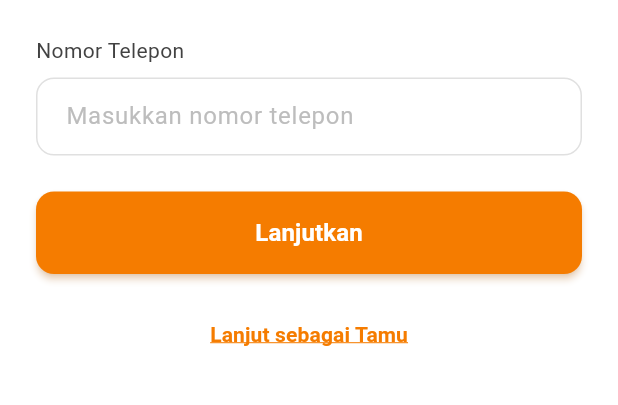
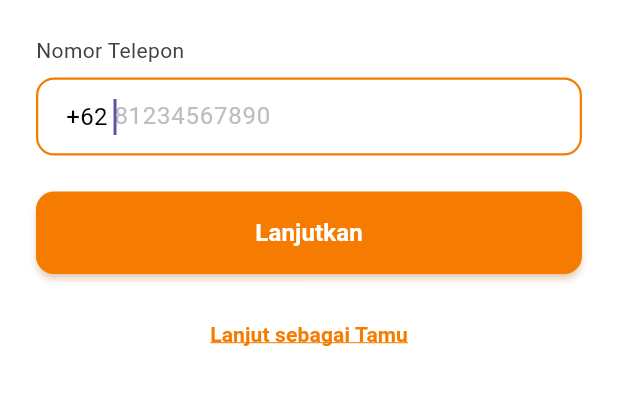
Before and after one commit to Project-Menara/nusantara_mobile, a Flutter app: the OnboardingScreen3 screen opened by its route, after a tap on "Skip", on a phone screen of 412 x 824 dp, the part 464-869 px from its top. Run offline on Flutter 3.47's test engine with Material 3 defaults, Android fonts, the light colour scheme and no system bars; our stand-ins replace bloc, connectivity_plus, dartz, equatable, flutter_bloc, flutter_svg and 3 more; accounts and stored records are empty.

Commit message:
number ponsel

```diff
--- a/lib/features/authentication/presentation/bloc/auth_event.dart
+++ b/lib/features/authentication/presentation/bloc/auth_event.dart
@@ -2,24 +2,47 @@ import 'package:equatable/equatable.dart';
 
 abstract class AuthEvent extends Equatable {
   const AuthEvent();
-
   @override
   List<Object> get props => [];
 }
 
-// Event saat pengguna menekan tombol login
-class LoginEvent extends AuthEvent {
+/// Event saat pengguna menekan tombol 'Lanjutkan' di halaman login awal.
+/// Membawa data nomor telepon yang diinput.
+class AuthCheckPhonePressed extends AuthEvent {
+  final String phoneNumber;
+  const AuthCheckPhonePressed(this.phoneNumber);
+  @override
+  List<Object> get props => [phoneNumber];
+}
+
+/// Event saat pengguna memasukkan PIN dan menekan tombol verifikasi.
+class AuthVerifyPinPressed extends AuthEvent {
+  final String phoneNumber;
+  final String pin;
+  const AuthVerifyPinPressed({required this.phoneNumber, required this.pin});
+  @override
+  List<Object> get props => [phoneNumber, pin];
+}
+
+/// Event saat pengguna menekan tombol 'Create Account' di halaman registrasi.
+class AuthRegisterPressed extends AuthEvent {
+  final String fullName;
   final String email;
-  final String password;
+  final String phoneNumber;
+  final String gender;
+  final String pin;
 
-  const LoginEvent({required this.email, required this.password});
+  const AuthRegisterPressed({
+    required this.fullName,
+    required this.email,
+    required this.phoneNumber,
+    required this.gender,
+    required this.pin,
+  });
 
   @override
-  List<Object> get props => [email, password];
+  List<Object> get props => [fullName, email, phoneNumber, gender, pin];
 }
 
-// Event saat pengguna menekan tombol logout
-class LogoutEvent extends AuthEvent {}
-
-// Event untuk mengecek status login saat aplikasi dimulai (opsional, jika pakai Splash)
-class CheckAuthStatusEvent extends AuthEvent {}
+/// Event saat pengguna menekan tombol logout.
+class AuthLogoutPressed extends AuthEvent {}
--- a/lib/features/authentication/presentation/bloc/auth_state.dart
+++ b/lib/features/authentication/presentation/bloc/auth_state.dart
@@ -1,6 +1,6 @@
 import 'package:equatable/equatable.dart';
-// Jika Anda punya entitas User, impor di sini
-// import 'package:menara/features/auth/domain/entities/user.dart';
+import 'package:nusantara_mobile/features/authentication/domain/entities/phone_check_entity.dart';
+import 'package:nusantara_mobile/features/authentication/domain/entities/user_entity.dart';
 
 abstract class AuthState extends Equatable {
   const AuthState();
@@ -9,30 +9,50 @@ abstract class AuthState extends Equatable {
   List<Object> get props => [];
 }
 
-// State awal atau saat belum ada aksi
+/// State awal saat BLoC pertama kali dibuat.
 class AuthInitial extends AuthState {}
 
-// State saat sedang memproses (misalnya, loading saat login)
+/// State saat proses asynchronous sedang berjalan (menampilkan loading indicator).
 class AuthLoading extends AuthState {}
 
-// State jika pengguna berhasil login
-class AuthSuccess extends AuthState {
-  // Anda bisa menyimpan data user di sini jika perlu
-  // final User user;
-  // const AuthSuccess({required this.user});
-  // @override
-  // List<Object> get props => [user];
-}
-
-// State jika terjadi error
+/// State jika terjadi kegagalan pada salah satu proses otentikasi.
 class AuthFailure extends AuthState {
   final String message;
 
-  const AuthFailure({required this.message});
+  const AuthFailure(this.message);
 
   @override
   List<Object> get props => [message];
 }
 
-// State jika pengguna belum login (opsional, jika pakai Splash)
-class AuthUnauthenticated extends AuthState {}
+// ========================================================
+// SPESIFIC SUCCESS STATES (State Sukses yang Lebih Spesifik)
+// ========================================================
+
+/// State sukses setelah mengecek nomor telepon.
+/// Membawa data `action` ('login' atau 'register').
+class AuthCheckPhoneSuccess extends AuthState {
+  final PhoneCheckEntity result;
+
+  const AuthCheckPhoneSuccess(this.result);
+
+  @override
+  List<Object> get props => [result];
+}
+
+/// State sukses setelah verifikasi PIN berhasil.
+/// Membawa data lengkap pengguna.
+class AuthLoginSuccess extends AuthState {
+  final UserEntity user;
+
+  const AuthLoginSuccess(this.user);
+
+  @override
+  List<Object> get props => [user];
+}
+
+/// State sukses setelah registrasi berhasil.
+class AuthRegisterSuccess extends AuthState {}
+
+/// State sukses setelah logout berhasil.
+class AuthLogoutSuccess extends AuthState {}
--- a/lib/features/authentication/presentation/pages/login_page.dart
+++ b/lib/features/authentication/presentation/pages/login_page.dart
@@ -1,25 +1,62 @@
 import 'package:flutter/material.dart';
+import 'package:flutter_bloc/flutter_bloc.dart';
 import 'package:go_router/go_router.dart';
+import 'package:nusantara_mobile/features/authentication/presentation/bloc/auth_bloc.dart';
+import 'package:nusantara_mobile/features/authentication/presentation/bloc/auth_event.dart';
+import 'package:nusantara_mobile/features/authentication/presentation/bloc/auth_state.dart';
 import 'package:nusantara_mobile/routes/initial_routes.dart';
 
-class LoginScreen extends StatelessWidget {
+class LoginScreen extends StatefulWidget {
   const LoginScreen({super.key});
 
-  // WARNA UTAMA BARU: Disesuaikan agar sama persis dengan Figma.
-  static const Color primaryOrange = Color(0xFFF57C00); // Oranye yang lebih cerah
+  @override
+  State<LoginScreen> createState() => _LoginScreenState();
+}
+
+class _LoginScreenState extends State<LoginScreen> {
+  final _formKey = GlobalKey<FormState>();
+  final _phoneController = TextEditingController();
+  static const Color primaryOrange = Color(0xFFF57C00);
+
+  @override
+  void dispose() {
+    _phoneController.dispose();
+    super.dispose();
+  }
+
+  void _onLanjutkanPressed() {
+    // Cek validasi form sebelum mengirim event BLoC
+    if (_formKey.currentState!.validate()) {
+      final phoneNumber = '+62${_phoneController.text}';
+      context.read<AuthBloc>().add(AuthCheckPhonePressed(phoneNumber));
+    }
+  }
 
   @override
   Widget build(BuildContext context) {
     return Scaffold(
-      backgroundColor: primaryOrange, // Background utama diset ke warna oranye
-      body: Column(
+      backgroundColor: primaryOrange,
+      body: BlocListener<AuthBloc, AuthState>(
+        listener: (context, state) {
+          if (state is AuthFailure) {
+            ScaffoldMessenger.of(context).showSnackBar(SnackBar(content: Text(state.message)));
+          } else if (state is AuthCheckPhoneSuccess) {
+            final phoneNumber = '+62${_phoneController.text}';
+            // Navigasi berdasarkan action dari API
+            if (state.result.action == 'register') {
+              context.push(InitialRoutes.registerScreen, extra: phoneNumber);
+            } else if (state.result.action == 'login') {
+              context.push(InitialRoutes.verifyPin, extra: phoneNumber);
+            }
+          }
+        },
+        child: Column(
           crossAxisAlignment: CrossAxisAlignment.stretch,
           children: [
             _buildHeader(context),
-          Expanded(
-            child: _buildLoginForm(context),
+            Expanded(child: _buildLoginForm(context)),
+          ],
         ),
-        ],
       ),
     );
   }
@@ -37,10 +74,10 @@ class LoginScreen extends StatelessWidget {
               mainAxisAlignment: MainAxisAlignment.spaceBetween,
               crossAxisAlignment: CrossAxisAlignment.center,
               children: [
-                Image.asset('assets/images/logo.png', height: 40), // Ukuran logo disesuaikan
+                // Pastikan path logo Anda benar
+                Image.asset('assets/images/logo.png', height: 40),
                 Container(
-                  padding:
-                      const EdgeInsets.symmetric(horizontal: 12, vertical: 8),
+                  padding: const EdgeInsets.symmetric(horizontal: 12, vertical: 8),
                   decoration: BoxDecoration(
                     color: Colors.white,
                     borderRadius: BorderRadius.circular(8),
@@ -55,26 +92,22 @@ class LoginScreen extends StatelessWidget {
                 ),
               ],
             ),
-            const SizedBox(height: 24), // Jarak di header disesuaikan
+            const SizedBox(height: 24),
             const Text(
               "Oleh-oleh khas Indonesia kini lebih dekat",
               textAlign: TextAlign.center,
               style: TextStyle(
                 color: Colors.white,
-                fontSize: 22, // Ukuran font disesuaikan
+                fontSize: 22,
                 fontWeight: FontWeight.bold,
                 height: 1.3,
               ),
             ),
-            const SizedBox(height: 12), // Jarak di header disesuaikan
+            const SizedBox(height: 12),
             const Text(
               "Dapatkan akses promo eksklusif dan hadiah serta menu favorit Anda",
               textAlign: TextAlign.center,
-              style: TextStyle(
-                color: Colors.white,
-                fontSize: 14, // Ukuran font disesuaikan
-                height: 1.4,
-              ),
+              style: TextStyle(color: Colors.white, fontSize: 14, height: 1.4),
             ),
           ],
         ),
@@ -86,72 +119,116 @@ class LoginScreen extends StatelessWidget {
     return Container(
       decoration: const BoxDecoration(
         color: Colors.white,
-        borderRadius: BorderRadius.vertical(top: Radius.circular(35)), // Radius diperbesar
+        borderRadius: BorderRadius.vertical(top: Radius.circular(35)),
       ),
-      // Transform diperbesar untuk efek overlap yang lebih dramatis
       transform: Matrix4.translationValues(0, -30, 0),
       child: SingleChildScrollView(
         padding: const EdgeInsets.fromLTRB(24, 30, 24, 24),
+        child: Form(
+          key: _formKey,
           child: Column(
             crossAxisAlignment: CrossAxisAlignment.stretch,
             children: [
               const Text(
                 "MASUKKAN NOMOR TELEPON ANDA",
                 style: TextStyle(
-                  fontSize: 15, // Ukuran font disesuaikan
+                  fontSize: 15,
                   fontWeight: FontWeight.bold,
                   color: Colors.black87,
-                  letterSpacing: 0.5),
+                  letterSpacing: 0.5,
+                ),
               ),
               const SizedBox(height: 8),
               Text(
                 "Anda dapat masuk atau membuat akun baru di Aplikasi Nusantara Oleh Oleh",
-              style: TextStyle(color: Colors.grey.shade600, fontSize: 14, height: 1.4),
+                style: TextStyle(
+                  color: Colors.grey.shade600,
+                  fontSize: 14,
+                  height: 1.4,
+                ),
               ),
               const SizedBox(height: 24),
               Text(
                 "Nomor Telepon",
-              // FontWeight dihilangkan agar sesuai desain (tidak tebal)
                 style: TextStyle(color: Colors.grey.shade800, fontSize: 14),
               ),
               const SizedBox(height: 8),
-            TextField(
+              TextFormField(
+                controller: _phoneController,
                 keyboardType: TextInputType.phone,
+                autofocus: true,
                 decoration: InputDecoration(
-                hintText: "Masukkan nomor telepon",
+                  hintText: "81234567890",
+                  prefixText: "+62 ",
+                  prefixStyle: const TextStyle(color: Colors.black, fontSize: 16),
                   hintStyle: TextStyle(color: Colors.grey.shade400),
-                contentPadding: const EdgeInsets.symmetric(vertical: 14, horizontal: 16),
+                  contentPadding: const EdgeInsets.symmetric(
+                    vertical: 14,
+                    horizontal: 16,
+                  ),
                   border: OutlineInputBorder(
                     borderRadius: BorderRadius.circular(12),
-                    borderSide: BorderSide(color: Colors.grey.shade300)),
+                    borderSide: BorderSide(color: Colors.grey.shade300),
+                  ),
                   enabledBorder: OutlineInputBorder(
                     borderRadius: BorderRadius.circular(12),
-                    borderSide: BorderSide(color: Colors.grey.shade300)),
+                    borderSide: BorderSide(color: Colors.grey.shade300),
+                  ),
                   focusedBorder: OutlineInputBorder(
                     borderRadius: BorderRadius.circular(12),
-                    borderSide:
-                        const BorderSide(color: primaryOrange, width: 1.5)),
+                    borderSide: const BorderSide(
+                      color: primaryOrange,
+                      width: 1.5,
                     ),
                   ),
+                ),
+                validator: (value) {
+                  if (value == null || value.isEmpty) {
+                    return 'Nomor telepon tidak boleh kosong';
+                  }
+                  if (value.length < 10 || value.length > 13) {
+                    return 'Nomor telepon harus 10 sampai 13 digit';
+                  }
+                  if (!RegExp(r'^[0-9]+$').hasMatch(value)) {
+                    return 'Hanya boleh berisi angka';
+                  }
+                  return null;
+                },
+              ),
               const SizedBox(height: 24),
-            ElevatedButton(
-              onPressed: () {
-                context.push(InitialRoutes.verifyPin);
-              },
+              BlocBuilder<AuthBloc, AuthState>(
+                builder: (context, state) {
+                  final isLoading = state is AuthLoading;
+                  return ElevatedButton(
+                    onPressed: isLoading ? null : _onLanjutkanPressed,
                     style: ElevatedButton.styleFrom(
-                backgroundColor: primaryOrange, // Menggunakan warna utama baru
+                      backgroundColor: primaryOrange,
                       padding: const EdgeInsets.symmetric(vertical: 16),
-                shape: RoundedRectangleBorder(borderRadius: BorderRadius.circular(12)),
+                      shape: RoundedRectangleBorder(
+                        borderRadius: BorderRadius.circular(12),
+                      ),
                       elevation: 2,
                       shadowColor: primaryOrange.withOpacity(0.5),
                     ),
-              child: const Text(
+                    child: isLoading
+                        ? const SizedBox(
+                            height: 20,
+                            width: 20,
+                            child: CircularProgressIndicator(
+                              color: Colors.white,
+                              strokeWidth: 3,
+                            ),
+                          )
+                        : const Text(
                             "Lanjutkan",
                             style: TextStyle(
                               fontSize: 16,
                               fontWeight: FontWeight.bold,
-                    color: Colors.white),
+                              color: Colors.white,
                             ),
+                          ),
+                  );
+                },
               ),
               const SizedBox(height: 16),
               Center(
@@ -159,9 +236,7 @@ class LoginScreen extends StatelessWidget {
                   onPressed: () {
                     context.go(InitialRoutes.home);
                   },
-                style: TextButton.styleFrom(
-                  foregroundColor: primaryOrange, // Menggunakan warna utama baru
-                ),
+                  style: TextButton.styleFrom(foregroundColor: primaryOrange),
                   child: const Text(
                     "Lanjut sebagai Tamu",
                     style: TextStyle(
@@ -176,6 +251,7 @@ class LoginScreen extends StatelessWidget {
             ],
           ),
         ),
+      ),
     );
   }
 }
--- a/pubspec.yaml
+++ b/pubspec.yaml
@@ -48,7 +48,7 @@ dependencies:
   equatable: ^2.0.5
   go_router: ^15.1.3
   get_it: ^7.7.0
-  connectivity_plus: ^6.0.3
+  connectivity_plus: ^6.1.4
   pinput: ^5.0.1
   dartz: ^0.10.1
 dev_dependencies:
```
Also changed, not shown: lib/core/injection_container.dart (+51 -20 lines), lib/features/authentication/data/datasources/auth_remote_dataSource_Impl.dart (added, +152 -0 lines), lib/features/authentication/data/datasources/local_dataSource_impl.dart (added, +41 -0 lines), lib/features/authentication/presentation/bloc/auth_bloc.dart (+95 -49 lines), lib/main.dart (+19 -11 lines), 1 other file. Lines whose indentation alone changed are shown as unchanged.
